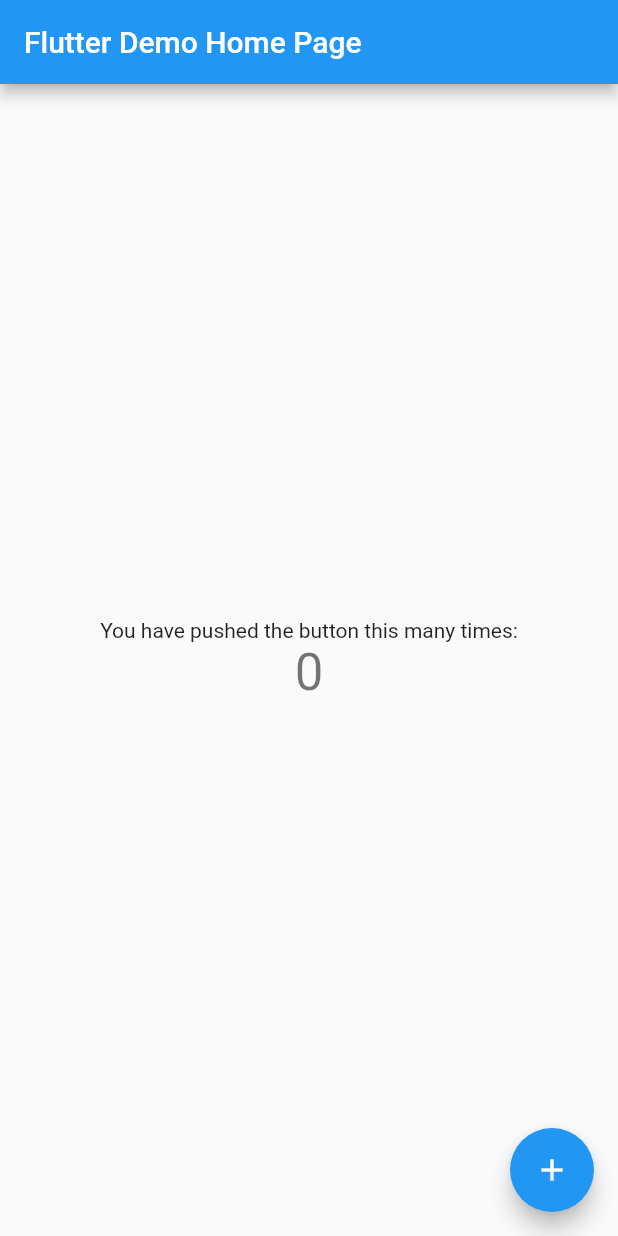
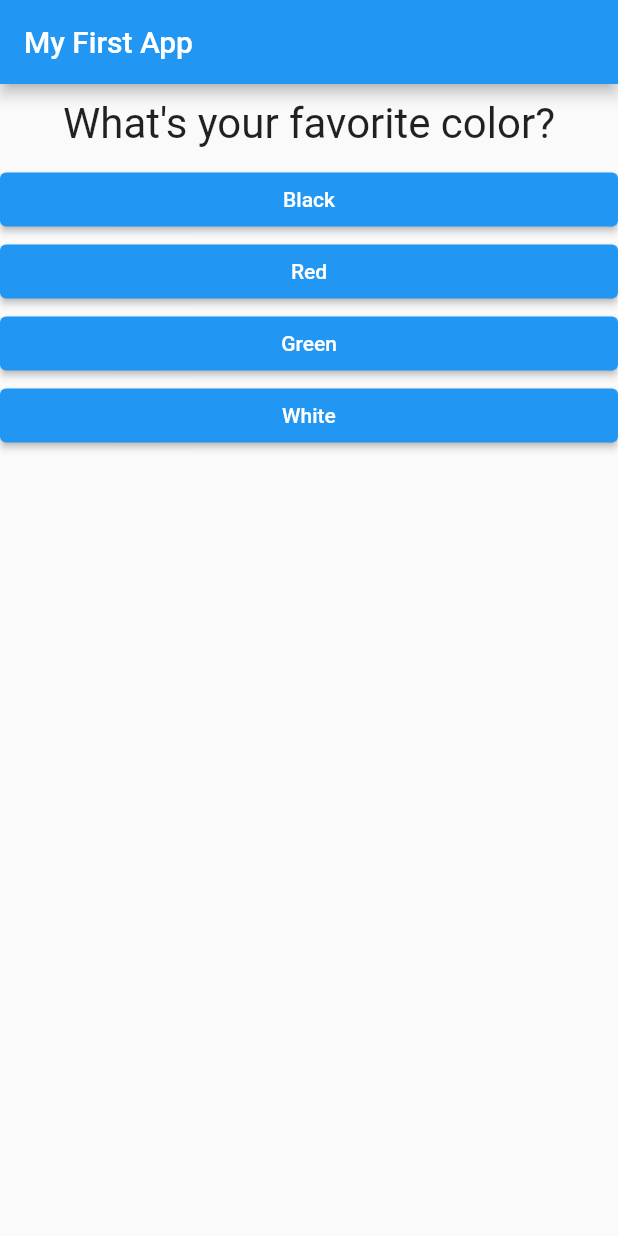
Before and after one commit to jcalderita/course-max-flutter, a Flutter app: the screen it shows after launch, on a phone screen of 412 x 824 dp. Run offline on Flutter 3.47's test engine with Material 2 defaults, Android fonts, the phone set to English and light mode, and no system bars.

Commit message:
Section 2

```diff
--- /dev/null
+++ b/flutter_complete_guide/lib/answer.dart
@@ -0,0 +1,23 @@
+import 'package:flutter/material.dart';
+
+class Answer extends StatelessWidget {
+  final VoidCallback selectHandler;
+  final String answerText;
+  const Answer(this.selectHandler, this.answerText, {Key? key})
+      : super(key: key);
+
+  @override
+  Widget build(BuildContext context) {
+    return Container(
+      width: double.infinity,
+      child: ElevatedButton(
+        onPressed: selectHandler,
+        child: Text(answerText),
+        style: ElevatedButton.styleFrom(
+          primary: Colors.blue,
+          onPrimary: Colors.white,
+        ),
+      ),
+    );
+  }
+}
--- a/flutter_complete_guide/lib/main.dart
+++ b/flutter_complete_guide/lib/main.dart
@@ -1,115 +1,79 @@
 import 'package:flutter/material.dart';
 
-void main() {
-  runApp(const MyApp());
+import 'package:flutter_complete_guide/quiz.dart';
+import 'package:flutter_complete_guide/result.dart';
+
+void main() => runApp(const MyApp());
+
+class MyApp extends StatefulWidget {
+  const MyApp({Key? key}) : super(key: key);
+
+  @override
+  State<MyApp> createState() => _MyAppState();
 }
 
-class MyApp extends StatelessWidget {
-  const MyApp({Key? key}) : super(key: key);
+class _MyAppState extends State<MyApp> {
+  static const _questions = [
+    {
+      'questionText': 'What\'s your favorite color?',
+      'answers': [
+        {'text': 'Black', 'score': 10},
+        {'text': 'Red', 'score': 5},
+        {'text': 'Green', 'score': 3},
+        {'text': 'White', 'score': 1}
+      ],
+    },
+    {
+      'questionText': 'What\'s your favorite animal?',
+      'answers': [
+        {'text': 'Rabbit', 'score': 10},
+        {'text': 'Snake', 'score': 5},
+        {'text': 'Elephant', 'score': 3},
+        {'text': 'Lion', 'score': 1}
+      ],
+    },
+    {
+      'questionText': 'Who\'s your favorite instructor?',
+      'answers': [
+        {'text': 'Max', 'score': 10},
+        {'text': 'Max', 'score': 10},
+        {'text': 'Max', 'score': 10},
+        {'text': 'Max', 'score': 10}
+      ],
+    },
+  ];
 
-  // This widget is the root of your application.
-  @override
-  Widget build(BuildContext context) {
-    return MaterialApp(
-      title: 'Flutter Demo',
-      theme: ThemeData(
-        // This is the theme of your application.
-        //
-        // Try running your application with "flutter run". You'll see the
-        // application has a blue toolbar. Then, without quitting the app, try
-        // changing the primarySwatch below to Colors.green and then invoke
-        // "hot reload" (press "r" in the console where you ran "flutter run",
-        // or simply save your changes to "hot reload" in a Flutter IDE).
-        // Notice that the counter didn't reset back to zero; the application
-        // is not restarted.
-        primarySwatch: Colors.blue,
-      ),
-      home: const MyHomePage(title: 'Flutter Demo Home Page'),
-    );
+  var _questionIndex = 0;
+  var _totalScore = 0;
+
+  void _resetQuiz() {
+    setState(() {
+      _questionIndex = 0;
+      _totalScore = 0;
+    });
   }
-}
 
-class MyHomePage extends StatefulWidget {
-  const MyHomePage({Key? key, required this.title}) : super(key: key);
-
-  // This widget is the home page of your application. It is stateful, meaning
-  // that it has a State object (defined below) that contains fields that affect
-  // how it looks.
-
-  // This class is the configuration for the state. It holds the values (in this
-  // case the title) provided by the parent (in this case the App widget) and
-  // used by the build method of the State. Fields in a Widget subclass are
-  // always marked "final".
-
-  final String title;
-
-  @override
-  State<MyHomePage> createState() => _MyHomePageState();
-}
-
-class _MyHomePageState extends State<MyHomePage> {
-  int _counter = 0;
-
-  void _incrementCounter() {
+  void _answerQuestion(int score) {
+    _totalScore += score;
     setState(() {
-      // This call to setState tells the Flutter framework that something has
-      // changed in this State, which causes it to rerun the build method below
-      // so that the display can reflect the updated values. If we changed
-      // _counter without calling setState(), then the build method would not be
-      // called again, and so nothing would appear to happen.
-      _counter++;
+      _questionIndex++;
     });
   }
 
   @override
   Widget build(BuildContext context) {
-    // This method is rerun every time setState is called, for instance as done
-    // by the _incrementCounter method above.
-    //
-    // The Flutter framework has been optimized to make rerunning build methods
-    // fast, so that you can just rebuild anything that needs updating rather
-    // than having to individually change instances of widgets.
-    return Scaffold(
-      appBar: AppBar(
-        // Here we take the value from the MyHomePage object that was created by
-        // the App.build method, and use it to set our appbar title.
-        title: Text(widget.title),
+    return MaterialApp(
+      debugShowCheckedModeBanner: false,
+      home: Scaffold(
+        body: _questionIndex < _questions.length
+            ? Quiz(
+                answerQuestion: _answerQuestion,
+                questionIndex: _questionIndex,
+                questions: _questions,
+              )
+            : Result(_totalScore, _resetQuiz),
+        appBar: AppBar(title: const Text('My First App')),
       ),
-      body: Center(
-        // Center is a layout widget. It takes a single child and positions it
-        // in the middle of the parent.
-        child: Column(
-          // Column is also a layout widget. It takes a list of children and
-          // arranges them vertically. By default, it sizes itself to fit its
-          // children horizontally, and tries to be as tall as its parent.
-          //
-          // Invoke "debug painting" (press "p" in the console, choose the
-          // "Toggle Debug Paint" action from the Flutter Inspector in Android
-          // Studio, or the "Toggle Debug Paint" command in Visual Studio Code)
-          // to see the wireframe for each widget.
-          //
-          // Column has various properties to control how it sizes itself and
-          // how it positions its children. Here we use mainAxisAlignment to
-          // center the children vertically; the main axis here is the vertical
-          // axis because Columns are vertical (the cross axis would be
-          // horizontal).
-          mainAxisAlignment: MainAxisAlignment.center,
-          children: <Widget>[
-            const Text(
-              'You have pushed the button this many times:',
-            ),
-            Text(
-              '$_counter',
-              style: Theme.of(context).textTheme.headline4,
-            ),
-          ],
-        ),
-      ),
-      floatingActionButton: FloatingActionButton(
-        onPressed: _incrementCounter,
-        tooltip: 'Increment',
-        child: const Icon(Icons.add),
-      ), // This trailing comma makes auto-formatting nicer for build methods.
     );
   }
 }
--- /dev/null
+++ b/flutter_complete_guide/lib/question.dart
@@ -0,0 +1,18 @@
+import 'package:flutter/material.dart';
+
+class Question extends StatelessWidget {
+  final String questionText;
+
+  const Question(this.questionText, {Key? key}) : super(key: key);
+
+  @override
+  Widget build(BuildContext context) => Container(
+        margin: const EdgeInsets.all(10.0),
+        width: double.infinity,
+        child: Text(
+          questionText,
+          style: const TextStyle(fontSize: 28),
+          textAlign: TextAlign.center,
+        ),
+      );
+}
--- /dev/null
+++ b/flutter_complete_guide/lib/quiz.dart
@@ -0,0 +1,28 @@
+import 'package:flutter/material.dart';
+
+import 'package:flutter_complete_guide/answer.dart';
+import 'package:flutter_complete_guide/question.dart';
+
+class Quiz extends StatelessWidget {
+  final List<Map<String, Object>> questions;
+  final int questionIndex;
+  final Function answerQuestion;
+
+  const Quiz(
+      {required this.questions,
+      required this.answerQuestion,
+      required this.questionIndex,
+      Key? key})
+      : super(key: key);
+
+  @override
+  Widget build(BuildContext context) => Column(
+        children: [
+          Question(questions[questionIndex]['questionText'] as String),
+          ...(questions[questionIndex]['answers'] as List<Map<String, Object>>)
+              .map((e) =>
+                  Answer(() => answerQuestion(e['score']), e['text'] as String))
+              .toList(),
+        ],
+      );
+}
--- /dev/null
+++ b/flutter_complete_guide/lib/result.dart
@@ -0,0 +1,42 @@
+import 'package:flutter/material.dart';
+
+class Result extends StatelessWidget {
+  final int resultScore;
+  final VoidCallback resetHandler;
+
+  const Result(this.resultScore, this.resetHandler, {Key? key})
+      : super(key: key);
+
+  String get resultPhrase {
+    String resultText;
+    if (resultScore <= 8) {
+      resultText = 'You are awesome and innocent!';
+    } else if (resultScore <= 12) {
+      resultText = 'Pretty likeable!';
+    } else if (resultScore <= 16) {
+      resultText = 'You are ... strange?!';
+    } else {
+      resultText = 'You are so bad';
+    }
+    return resultText;
+  }
+
+  @override
+  Widget build(BuildContext context) => Center(
+          child: Column(
+        mainAxisAlignment: MainAxisAlignment.center,
+        children: [
+          Text(
+            resultPhrase,
+            style: const TextStyle(fontSize: 36, fontWeight: FontWeight.bold),
+            textAlign: TextAlign.center,
+          ),
+          TextButton(
+              // style: ButtonStyle(
+              //     foregroundColor:
+              //         MaterialStateColor.resolveWith((states) => Colors.blue)),
+              onPressed: resetHandler,
+              child: const Text('Restart Quiz!'))
+        ],
+      ));
+}
```
